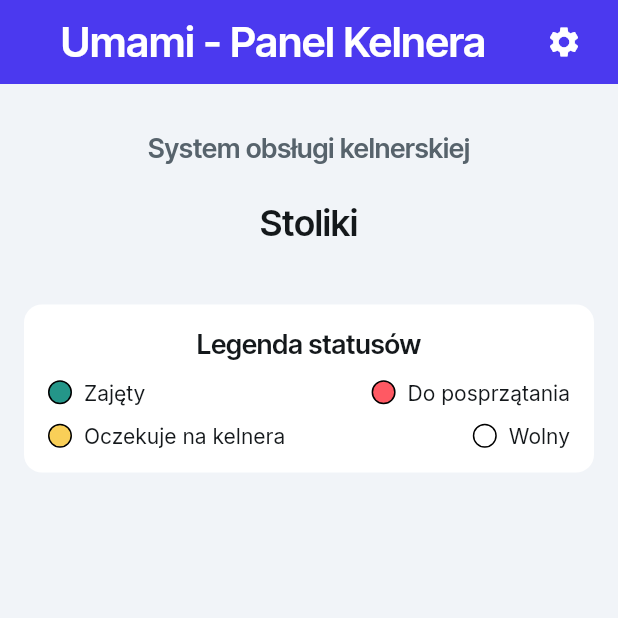
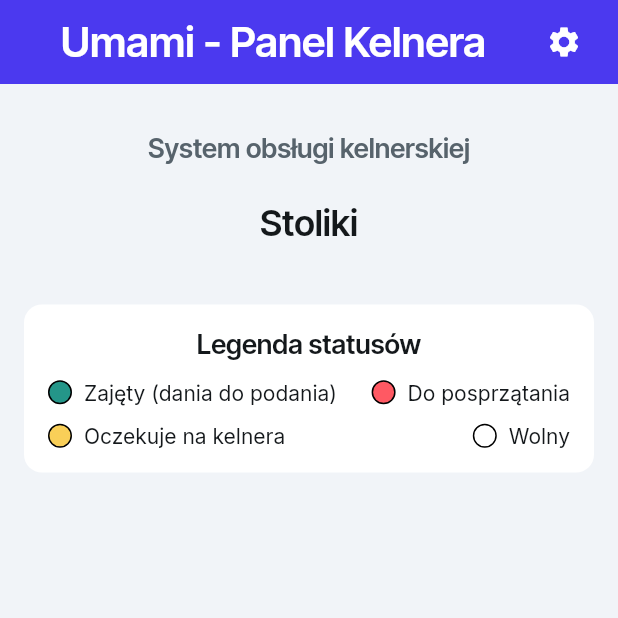
Before and after one commit to Rozol1/apka_kelnerska, a Flutter app: the screen it shows once a user with an empty profile is signed in, on a phone screen of 412 x 824 dp, the top half of it. Run offline on Flutter 3.47's test engine with Material 3 defaults, Android fonts, the phone set to English and light mode, and no system bars; our stand-ins replace auto_size_text, cloud_firestore, easy_debounce, firebase_auth, firebase_core, font_awesome_flutter and 11 more; missing offline and left inert: json_path; accounts and stored records are empty.

Commit message:
Updating to latest FlutterFlow output.

```diff
--- a/lib/strona_startowa/strona_startowa_widget.dart
+++ b/lib/strona_startowa/strona_startowa_widget.dart
@@ -376,7 +376,7 @@
                                     ),
                                   ),
                                   Text(
-                                    'Zajęty',
+                                    'Zajęty (dania do podania)',
                                     style: FlutterFlowTheme.of(context)
                                         .bodyMedium
                                         .override(
```
